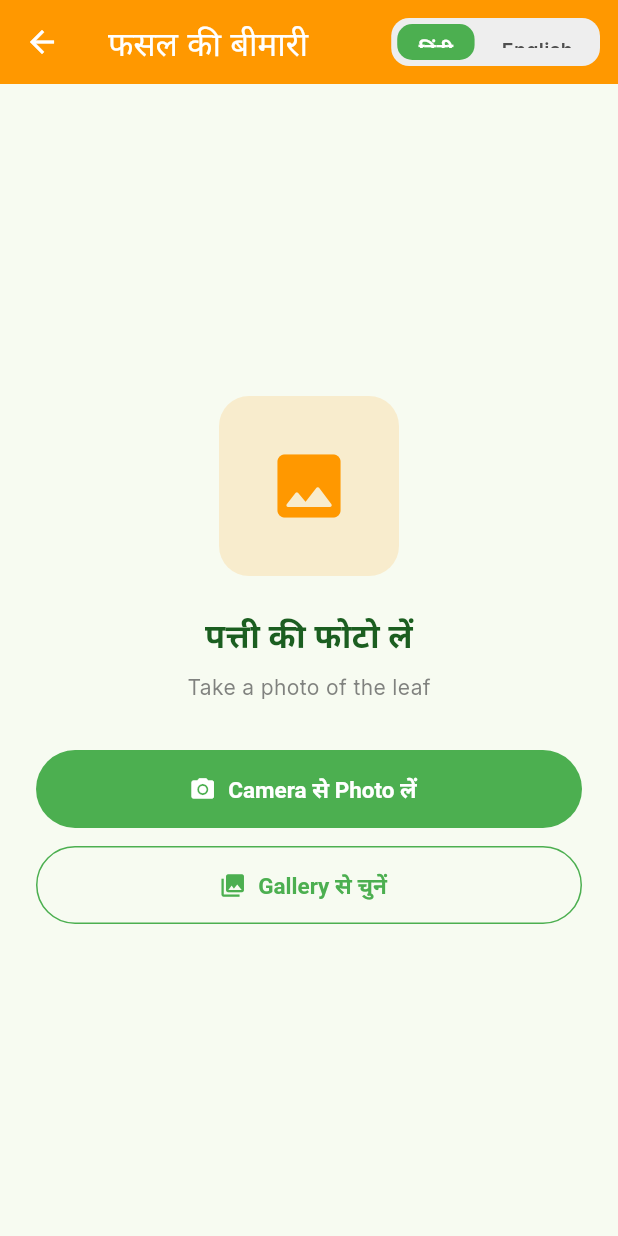
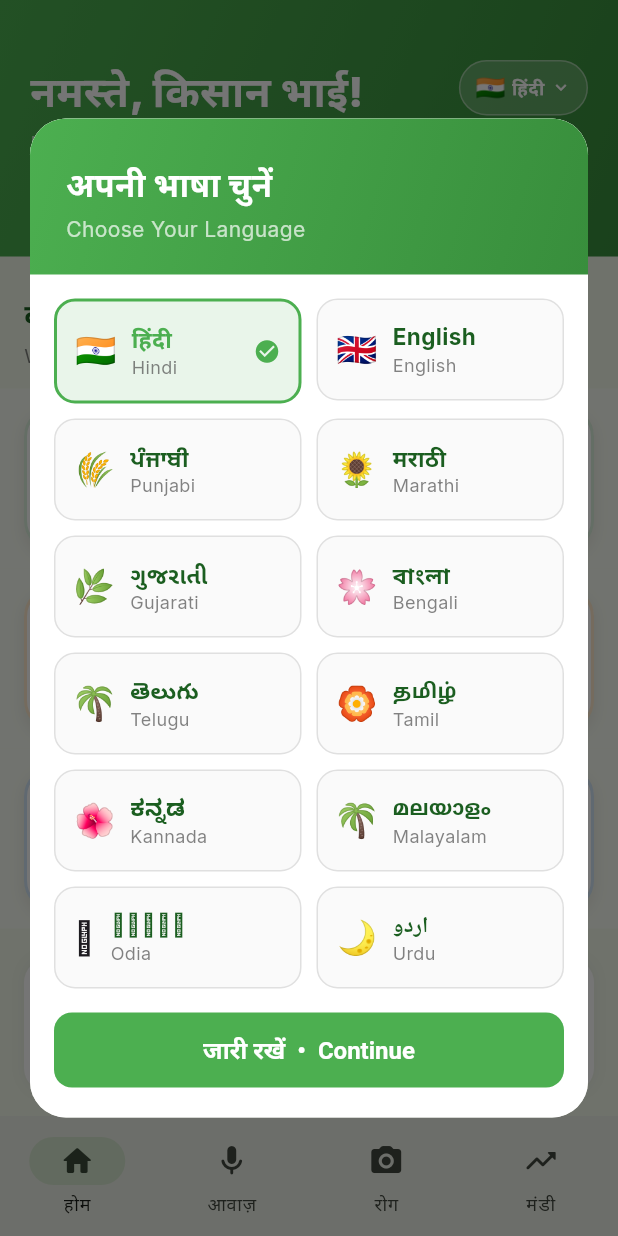
Before and after one commit to scarvage/KrishiAI-Mitra, a Flutter app: the screen it shows after launch, after a tap on "फसल की बीमारी", on a phone screen of 412 x 824 dp. Run offline on Flutter 3.47's test engine with Material 3 defaults, Android fonts, the phone set to English and light mode, and no system bars; our stand-ins replace google_fonts, hive_flutter, image_picker, shared_preferences; accounts and stored records are empty.

Commit message:
language

```diff
--- a/frontend/lib/main.dart
+++ b/frontend/lib/main.dart
@@ -1,8 +1,10 @@
 import 'package:flutter/material.dart';
 import 'package:google_fonts/google_fonts.dart';
+import 'package:hive_flutter/hive_flutter.dart';
 import 'package:provider/provider.dart';
 
 import 'providers/disease_provider.dart';
+import 'providers/language_provider.dart';
 import 'providers/mandi_provider.dart';
 import 'providers/voice_provider.dart';
 import 'screens/dashboard_screen.dart';
@@ -10,17 +12,38 @@ import 'screens/disease_screen.dart';
 import 'screens/mandi_screen.dart';
 import 'screens/voice_chat_screen.dart';
 import 'utils/app_colors.dart';
+import 'widgets/language_selection_dialog.dart';
 
 void main() async {
   WidgetsFlutterBinding.ensureInitialized();
+  await Hive.initFlutter();
+
+  final languageProvider = LanguageProvider();
+  await languageProvider.init();
+
+  final voiceProvider = VoiceProvider();
+  final diseaseProvider = DiseaseProvider();
+  final mandiProvider = MandiProvider()..loadPrices();
+
+  // Sync all feature providers whenever the global language changes.
+  void syncLanguage() {
+    final code = languageProvider.languageCode;
+    voiceProvider.setLanguage(code);
+    diseaseProvider.setLanguage(code);
+    mandiProvider.setLanguage(code);
+  }
+
+  // Apply saved language on startup.
+  syncLanguage();
+  languageProvider.addListener(syncLanguage);
+
   runApp(
     MultiProvider(
       providers: [
-        ChangeNotifierProvider(create: (_) => VoiceProvider()),
-        ChangeNotifierProvider(create: (_) => DiseaseProvider()),
-        ChangeNotifierProvider(
-          create: (_) => MandiProvider()..loadPrices(),
-        ),
+        ChangeNotifierProvider<LanguageProvider>.value(value: languageProvider),
+        ChangeNotifierProvider<VoiceProvider>.value(value: voiceProvider),
+        ChangeNotifierProvider<DiseaseProvider>.value(value: diseaseProvider),
+        ChangeNotifierProvider<MandiProvider>.value(value: mandiProvider),
       ],
       child: const KrishiMitraApp(),
     ),
@@ -90,6 +113,19 @@ class _HomePageState extends State<HomePage> {
   ];
 
   @override
+  void initState() {
+    super.initState();
+    WidgetsBinding.instance.addPostFrameCallback((_) => _checkLanguageSetup());
+  }
+
+  void _checkLanguageSetup() {
+    final provider = context.read<LanguageProvider>();
+    if (!provider.isLanguageSet) {
+      LanguageSelectionDialog.show(context);
+    }
+  }
+
+  @override
   Widget build(BuildContext context) {
     return Scaffold(
       body: IndexedStack(
--- a/frontend/lib/providers/disease_provider.dart
+++ b/frontend/lib/providers/disease_provider.dart
@@ -20,6 +20,12 @@ class DiseaseProvider extends ChangeNotifier {
 
   void toggleLanguage() {
     _language = _language == 'hi' ? 'en' : 'hi';
+    notifyListeners();
+  }
+
+  void setLanguage(String code) {
+    if (_language == code) return;
+    _language = code;
     notifyListeners();
   }
 
--- /dev/null
+++ b/frontend/lib/providers/language_provider.dart
@@ -0,0 +1,67 @@
+import 'package:flutter/material.dart';
+import 'package:hive_flutter/hive_flutter.dart';
+
+class AppLanguage {
+  final String code;
+  final String name;
+  final String nativeName;
+  final String flag;
+
+  const AppLanguage({
+    required this.code,
+    required this.name,
+    required this.nativeName,
+    required this.flag,
+  });
+}
+
+class LanguageProvider extends ChangeNotifier {
+  static const String _boxName = 'app_settings';
+  static const String _languageKey = 'selected_language';
+  static const String _languageSetKey = 'language_set';
+
+  late Box _box;
+
+  String _languageCode = 'hi';
+  bool _isInitialized = false;
+
+  String get languageCode => _languageCode;
+  bool get isInitialized => _isInitialized;
+  bool get isLanguageSet => _box.get(_languageSetKey, defaultValue: false) as bool;
+
+  static const List<AppLanguage> supportedLanguages = [
+    AppLanguage(code: 'hi', name: 'Hindi', nativeName: 'हिंदी', flag: '🇮🇳'),
+    AppLanguage(code: 'en', name: 'English', nativeName: 'English', flag: '🇬🇧'),
+    AppLanguage(code: 'pa', name: 'Punjabi', nativeName: 'ਪੰਜਾਬੀ', flag: '🌾'),
+    AppLanguage(code: 'mr', name: 'Marathi', nativeName: 'मराठी', flag: '🌻'),
+    AppLanguage(code: 'gu', name: 'Gujarati', nativeName: 'ગુજરાતી', flag: '🌿'),
+    AppLanguage(code: 'bn', name: 'Bengali', nativeName: 'বাংলা', flag: '🌸'),
+    AppLanguage(code: 'te', name: 'Telugu', nativeName: 'తెలుగు', flag: '🌴'),
+    AppLanguage(code: 'ta', name: 'Tamil', nativeName: 'தமிழ்', flag: '🏵️'),
+    AppLanguage(code: 'kn', name: 'Kannada', nativeName: 'ಕನ್ನಡ', flag: '🌺'),
+    AppLanguage(code: 'ml', name: 'Malayalam', nativeName: 'മലയാളം', flag: '🌴'),
+    AppLanguage(code: 'or', name: 'Odia', nativeName: 'ଓଡ଼ିଆ', flag: '🪷'),
+    AppLanguage(code: 'ur', name: 'Urdu', nativeName: 'اردو', flag: '🌙'),
+  ];
+
+  Future<void> init() async {
+    _box = await Hive.openBox(_boxName);
+    _languageCode = _box.get(_languageKey, defaultValue: 'hi') as String;
+    _isInitialized = true;
+    notifyListeners();
+  }
+
+  Future<void> setLanguage(String code) async {
+    _languageCode = code;
+    await _box.put(_languageKey, code);
+    await _box.put(_languageSetKey, true);
+    notifyListeners();
+  }
+
+  AppLanguage get currentLanguage {
+    return supportedLanguages.firstWhere(
+      (l) => l.code == _languageCode,
+      orElse: () => supportedLanguages.first,
+    );
+  }
+}
--- a/frontend/lib/providers/mandi_provider.dart
+++ b/frontend/lib/providers/mandi_provider.dart
@@ -30,6 +30,12 @@ class MandiProvider extends ChangeNotifier {
     notifyListeners();
   }
 
+  void setLanguage(String code) {
+    if (_language == code) return;
+    _language = code;
+    notifyListeners();
+  }
+
   Future<void> loadPrices() async {
     _isLoading = true;
     notifyListeners();
--- a/frontend/lib/providers/voice_provider.dart
+++ b/frontend/lib/providers/voice_provider.dart
@@ -33,6 +33,14 @@ class VoiceProvider extends ChangeNotifier {
 
   void toggleLanguage() {
     _language = _language == 'hi' ? 'en' : 'hi';
+    _messages.clear();
+    _initializeWelcomeMessage();
+    notifyListeners();
+  }
+
+  void setLanguage(String code) {
+    if (_language == code) return;
+    _language = code;
     _messages.clear();
     _initializeWelcomeMessage();
     notifyListeners();
--- a/frontend/lib/screens/dashboard_screen.dart
+++ b/frontend/lib/screens/dashboard_screen.dart
@@ -1,13 +1,16 @@
 import 'package:flutter/material.dart';
+import 'package:provider/provider.dart';
 
+import '../providers/language_provider.dart';
 import '../utils/app_colors.dart';
 import '../widgets/feature_card.dart';
+import '../widgets/language_selection_dialog.dart';
 import 'disease_screen.dart';
 import 'mandi_screen.dart';
 import 'voice_chat_screen.dart';
 
 class DashboardScreen extends StatelessWidget {
-  const DashboardScreen({Key? key}) : super(key: key);
+  const DashboardScreen({super.key});
 
   @override
   Widget build(BuildContext context) {
@@ -27,16 +30,59 @@ class DashboardScreen extends StatelessWidget {
                 ),
               ),
               padding: const EdgeInsets.fromLTRB(20, 40, 20, 24),
-              child: Column(
+              child: Consumer<LanguageProvider>(
+                builder: (context, langProvider, _) => Column(
                   crossAxisAlignment: CrossAxisAlignment.start,
                   children: [
-                  const Text(
+                    Row(
+                      crossAxisAlignment: CrossAxisAlignment.start,
+                      children: [
+                        const Expanded(
+                          child: Text(
                             'नमस्ते, किसान भाई!',
                             style: TextStyle(
                               fontSize: 28,
                               fontWeight: FontWeight.w800,
                               color: Colors.white,
                             ),
+                          ),
+                        ),
+                        // Language change button
+                        GestureDetector(
+                          onTap: () => LanguageSelectionDialog.show(context),
+                          child: Container(
+                            padding: const EdgeInsets.symmetric(
+                                horizontal: 10, vertical: 6),
+                            decoration: BoxDecoration(
+                              color: Colors.white.withOpacity(0.2),
+                              borderRadius: BorderRadius.circular(20),
+                              border: Border.all(
+                                  color: Colors.white38, width: 1),
+                            ),
+                            child: Row(
+                              mainAxisSize: MainAxisSize.min,
+                              children: [
+                                Text(
+                                  langProvider.currentLanguage.flag,
+                                  style: const TextStyle(fontSize: 16),
+                                ),
+                                const SizedBox(width: 4),
+                                Text(
+                                  langProvider.currentLanguage.nativeName,
+                                  style: const TextStyle(
+                                    fontSize: 12,
+                                    color: Colors.white,
+                                    fontWeight: FontWeight.w600,
+                                  ),
+                                ),
+                                const SizedBox(width: 4),
+                                const Icon(Icons.expand_more,
+                                    color: Colors.white, size: 14),
+                              ],
+                            ),
+                          ),
+                        ),
+                      ],
                     ),
                     const SizedBox(height: 4),
                     const Text(
@@ -50,7 +96,8 @@ class DashboardScreen extends StatelessWidget {
                     const SizedBox(height: 16),
                     Row(
                       children: [
-                      const Icon(Icons.location_on, color: Colors.white, size: 18),
+                        const Icon(Icons.location_on,
+                            color: Colors.white, size: 18),
                         const SizedBox(width: 6),
                         const Text(
                           'Indore, MP',
@@ -74,6 +121,7 @@ class DashboardScreen extends StatelessWidget {
                       ],
                     ),
                   ],
+                ),
               ),
             ),
             // Feature Section
--- /dev/null
+++ b/frontend/lib/widgets/language_selection_dialog.dart
@@ -0,0 +1,202 @@
+import 'package:flutter/material.dart';
+import 'package:provider/provider.dart';
+
+import '../providers/language_provider.dart';
+import '../utils/app_colors.dart';
+
+class LanguageSelectionDialog extends StatefulWidget {
+  /// If [showAsDialog] is false, it renders inline (used from settings).
+  final bool showAsDialog;
+
+  const LanguageSelectionDialog({super.key, this.showAsDialog = true});
+
+  /// Shows the full-screen language picker as a dialog.
+  static Future<void> show(BuildContext context) {
+    return showDialog(
+      context: context,
+      barrierDismissible: false,
+      builder: (_) => const LanguageSelectionDialog(showAsDialog: true),
+    );
+  }
+
+  @override
+  State<LanguageSelectionDialog> createState() =>
+      _LanguageSelectionDialogState();
+}
+
+class _LanguageSelectionDialogState extends State<LanguageSelectionDialog> {
+  String? _selected;
+
+  @override
+  void initState() {
+    super.initState();
+    final provider = context.read<LanguageProvider>();
+    _selected = provider.languageCode;
+  }
+
+  Future<void> _confirm(LanguageProvider provider) async {
+    if (_selected == null) return;
+    await provider.setLanguage(_selected!);
+    if (widget.showAsDialog && mounted) {
+      Navigator.of(context).pop();
+    }
+  }
+
+  @override
+  Widget build(BuildContext context) {
+    final provider = context.watch<LanguageProvider>();
+    final content = _buildContent(provider);
+
+    if (!widget.showAsDialog) return content;
+
+    return Dialog(
+      shape: RoundedRectangleBorder(borderRadius: BorderRadius.circular(24)),
+      insetPadding: const EdgeInsets.symmetric(horizontal: 20, vertical: 40),
+      child: content,
+    );
+  }
+
+  Widget _buildContent(LanguageProvider provider) {
+    return Container(
+      decoration: BoxDecoration(
+        color: Colors.white,
+        borderRadius: BorderRadius.circular(24),
+      ),
+      child: Column(
+        mainAxisSize: MainAxisSize.min,
+        children: [
+          // Header
+          Container(
+            width: double.infinity,
+            padding: const EdgeInsets.fromLTRB(24, 28, 24, 20),
+            decoration: BoxDecoration(
+              gradient: LinearGradient(
+                colors: [AppColors.primary, AppColors.primaryDark],
+                begin: Alignment.topLeft,
+                end: Alignment.bottomRight,
+              ),
+              borderRadius: const BorderRadius.vertical(top: Radius.circular(24)),
+            ),
+            child: Column(
+              crossAxisAlignment: CrossAxisAlignment.start,
+              children: const [
+                Text(
+                  'अपनी भाषा चुनें',
+                  style: TextStyle(
+                    fontSize: 22,
+                    fontWeight: FontWeight.w800,
+                    color: Colors.white,
+                  ),
+                ),
+                SizedBox(height: 4),
+                Text(
+                  'Choose Your Language',
+                  style: TextStyle(
+                    fontSize: 14,
+                    color: Colors.white70,
+                    fontWeight: FontWeight.w400,
+                  ),
+                ),
+              ],
+            ),
+          ),
+          // Language grid
+          Flexible(
+            child: SingleChildScrollView(
+              padding: const EdgeInsets.fromLTRB(16, 16, 16, 0),
+              child: Wrap(
+                spacing: 10,
+                runSpacing: 10,
+                children: LanguageProvider.supportedLanguages.map((lang) {
+                  final isSelected = _selected == lang.code;
+                  return GestureDetector(
+                    onTap: () => setState(() => _selected = lang.code),
+                    child: AnimatedContainer(
+                      duration: const Duration(milliseconds: 180),
+                      width: (MediaQuery.of(context).size.width - 40 - 32 - 10) / 2,
+                      padding: const EdgeInsets.symmetric(
+                          horizontal: 12, vertical: 14),
+                      decoration: BoxDecoration(
+                        color: isSelected
+                            ? AppColors.primary.withOpacity(0.12)
+                            : Colors.grey.shade50,
+                        border: Border.all(
+                          color: isSelected
+                              ? AppColors.primary
+                              : Colors.grey.shade300,
+                          width: isSelected ? 2 : 1,
+                        ),
+                        borderRadius: BorderRadius.circular(14),
+                      ),
+                      child: Row(
+                        children: [
+                          Text(lang.flag, style: const TextStyle(fontSize: 22)),
+                          const SizedBox(width: 10),
+                          Expanded(
+                            child: Column(
+                              crossAxisAlignment: CrossAxisAlignment.start,
+                              children: [
+                                Text(
+                                  lang.nativeName,
+                                  style: TextStyle(
+                                    fontSize: 15,
+                                    fontWeight: FontWeight.w700,
+                                    color: isSelected
+                                        ? AppColors.primary
+                                        : AppColors.textPrimary,
+                                  ),
+                                ),
+                                Text(
+                                  lang.name,
+                                  style: TextStyle(
+                                    fontSize: 12,
+                                    color: AppColors.textSecondary
+                                        .withOpacity(0.7),
+                                  ),
+                                ),
+                              ],
+                            ),
+                          ),
+                          if (isSelected)
+                            Icon(Icons.check_circle,
+                                color: AppColors.primary, size: 18),
+                        ],
+                      ),
+                    ),
+                  );
+                }).toList(),
+              ),
+            ),
+          ),
+          // Confirm button
+          Padding(
+            padding: const EdgeInsets.fromLTRB(16, 16, 16, 20),
+            child: SizedBox(
+              width: double.infinity,
+              child: FilledButton(
+                onPressed: _selected != null ? () => _confirm(provider) : null,
+                style: FilledButton.styleFrom(
+                  backgroundColor: AppColors.primary,
+                  padding: const EdgeInsets.symmetric(vertical: 14),
+                  shape: RoundedRectangleBorder(
+                    borderRadius: BorderRadius.circular(12),
+                  ),
+                ),
+                child: Text(
+                  _selected != null
+                      ? 'जारी रखें  •  Continue'
+                      : 'Select a language',
+                  style: const TextStyle(
+                    fontSize: 16,
+                    fontWeight: FontWeight.w700,
+                    color: Colors.white,
+                  ),
+                ),
+              ),
+            ),
+          ),
+        ],
+      ),
+    );
+  }
+}
--- a/frontend/pubspec.yaml
+++ b/frontend/pubspec.yaml
@@ -45,6 +45,8 @@ dependencies:
   shared_preferences: ^2.2.2
   sqflite: ^2.3.0
   path_provider: ^2.1.0
+  hive: ^2.2.3
+  hive_flutter: ^1.1.0
 
   # UI Components
   google_fonts: ^6.0.0
```
Also changed, not shown: frontend/pubspec.lock. Lines whose indentation alone changed are shown as unchanged.
